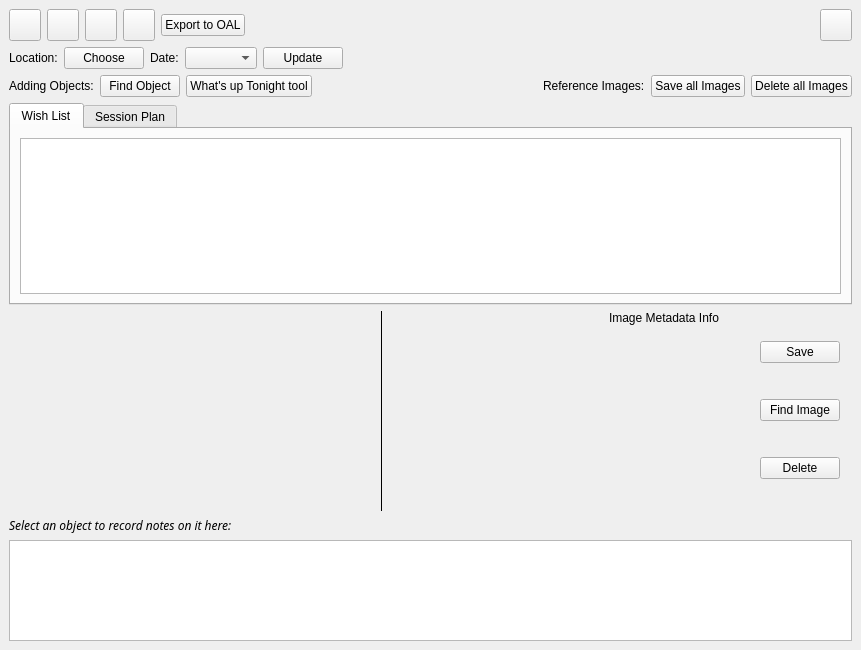
KDE/kstars, file kstars/tools/observinglist.ui: the form before one commit.
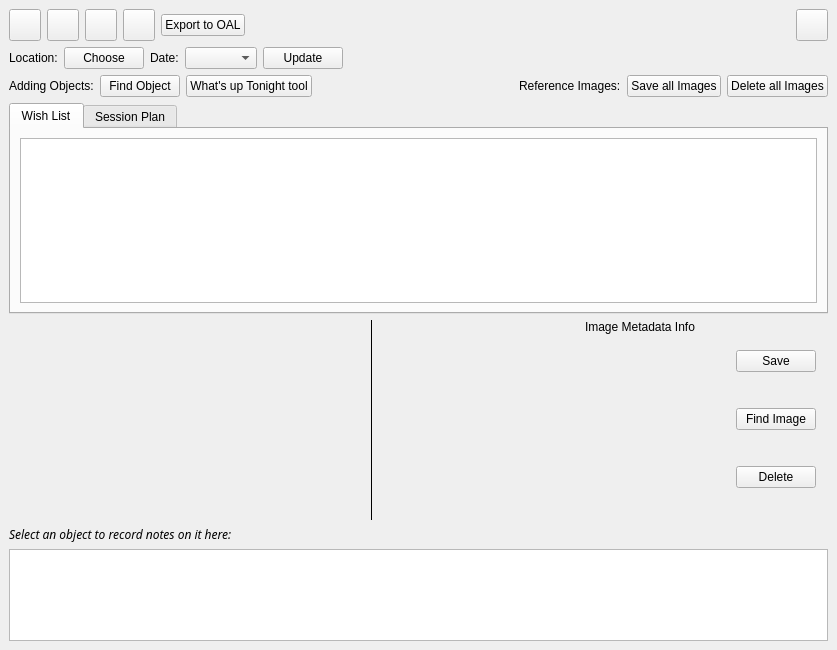
The form after the commit. Custom widgets are drawn as their Qt base class.

Commit message:
Observation Planner should work well despite resizing of all sorts
This commit makes the observation planner remain usable despite
resizing. It makes se of space properly if you maximize. The "minify"
button on the top right (looks like a full-screen button) makes the
window small in a usable manner by removing some elements.

GUI: Changed UI elements

What changed in the file:
```diff
--- a/kstars/tools/observinglist.ui
+++ b/kstars/tools/observinglist.ui
@@ -6,7 +6,7 @@
    <rect>
     <x>0</x>
     <y>0</y>
-    <width>861</width>
+    <width>837</width>
     <height>650</height>
    </rect>
   </property>
@@ -18,7 +18,7 @@
   </property>
   <property name="minimumSize">
    <size>
-    <width>820</width>
+    <width>300</width>
     <height>650</height>
    </size>
   </property>
@@ -30,11 +30,20 @@
     <number>9</number>
    </property>
    <item>
-    <layout class="QHBoxLayout">
+    <layout class="QHBoxLayout" name="horizontalLayout_1">
      <property name="spacing">
       <number>6</number>
      </property>
-     <property name="margin">
+     <property name="leftMargin">
+      <number>0</number>
+     </property>
+     <property name="topMargin">
+      <number>0</number>
+     </property>
+     <property name="rightMargin">
+      <number>0</number>
+     </property>
+     <property name="bottomMargin">
       <number>0</number>
      </property>
      <item>
@@ -366,7 +375,7 @@
    <item>
     <widget class="QTabWidget" name="tabWidget">
      <property name="sizePolicy">
-      <sizepolicy hsizetype="Preferred" vsizetype="Preferred">
+      <sizepolicy hsizetype="Preferred" vsizetype="MinimumExpanding">
        <horstretch>0</horstretch>
        <verstretch>0</verstretch>
       </sizepolicy>
@@ -533,10 +542,23 @@
        </property>
       </widget>
      </item>
+     <item>
+      <spacer name="horizontalSpacer">
+       <property name="orientation">
+        <enum>Qt::Horizontal</enum>
+       </property>
+       <property name="sizeHint" stdset="0">
+        <size>
+         <width>1</width>
+         <height>20</height>
+        </size>
+       </property>
+      </spacer>
+     </item>
      <item>
       <widget class="KSeparator" name="kseparator">
        <property name="sizePolicy">
-        <sizepolicy hsizetype="Minimum" vsizetype="Preferred">
+        <sizepolicy hsizetype="Fixed" vsizetype="Preferred">
          <horstretch>0</horstretch>
          <verstretch>0</verstretch>
         </sizepolicy>
@@ -548,6 +570,12 @@
      </item>
      <item>
       <widget class="KImageFilePreview" name="ImagePreview">
+       <property name="sizePolicy">
+        <sizepolicy hsizetype="Fixed" vsizetype="Fixed">
+         <horstretch>0</horstretch>
+         <verstretch>0</verstretch>
+        </sizepolicy>
+       </property>
        <property name="minimumSize">
         <size>
          <width>200</width>
@@ -588,6 +616,12 @@
        </property>
        <item>
         <widget class="QPushButton" name="SaveImage">
+         <property name="sizePolicy">
+          <sizepolicy hsizetype="Minimum" vsizetype="Fixed">
+           <horstretch>0</horstretch>
+           <verstretch>0</verstretch>
+          </sizepolicy>
+         </property>
          <property name="text">
           <string>Save</string>
          </property>
@@ -641,46 +675,48 @@
    <item>
     <widget class="QTextEdit" name="NotesEdit">
      <property name="sizePolicy">
-      <sizepolicy hsizetype="Preferred" vsizetype="Preferred">
+      <sizepolicy hsizetype="Preferred" vsizetype="Fixed">
        <horstretch>0</horstretch>
        <verstretch>0</verstretch>
       </sizepolicy>
      </property>
+     <property name="minimumSize">
+      <size>
+       <width>0</width>
+       <height>10</height>
+      </size>
+     </property>
+     <property name="maximumSize">
+      <size>
+       <width>16777215</width>
+       <height>120</height>
+      </size>
+     </property>
     </widget>
    </item>
   </layout>
  </widget>
  <customwidgets>
-  <customwidget>
-   <class>KDateComboBox</class>
-   <extends>QComboBox</extends>
-   <header>kdatecombobox.h</header>
-  </customwidget>
-  <customwidget>
-   <class>QComboBox</class>
-   <extends>QComboBox</extends>
-   <header>QComboBox.h</header>
-  </customwidget>
-  <customwidget>
-   <class>KSeparator</class>
-   <extends>QFrame</extends>
-   <header>kseparator.h</header>
-  </customwidget>
-  <customwidget>
-   <class>QPushButton</class>
-   <extends>QPushButton</extends>
-   <header>kpushbutton.h</header>
-  </customwidget>
   <customwidget>
    <class>KPlotWidget</class>
    <extends>QFrame</extends>
    <header>kplotwidget.h</header>
   </customwidget>
+  <customwidget>
+   <class>KDateComboBox</class>
+   <extends>QComboBox</extends>
+   <header>kdatecombobox.h</header>
+  </customwidget>
   <customwidget>
    <class>KImageFilePreview</class>
    <extends>QWidget</extends>
    <header>kimagefilepreview.h</header>
   </customwidget>
+  <customwidget>
+   <class>KSeparator</class>
+   <extends>QFrame</extends>
+   <header>kseparator.h</header>
+  </customwidget>
   <customwidget>
    <class>AVTPlotWidget</class>
    <extends>KPlotWidget</extends>
```
Left out of the diff: 15 changed lines with no effect on the pictures. The commit also changes 1 other file.
